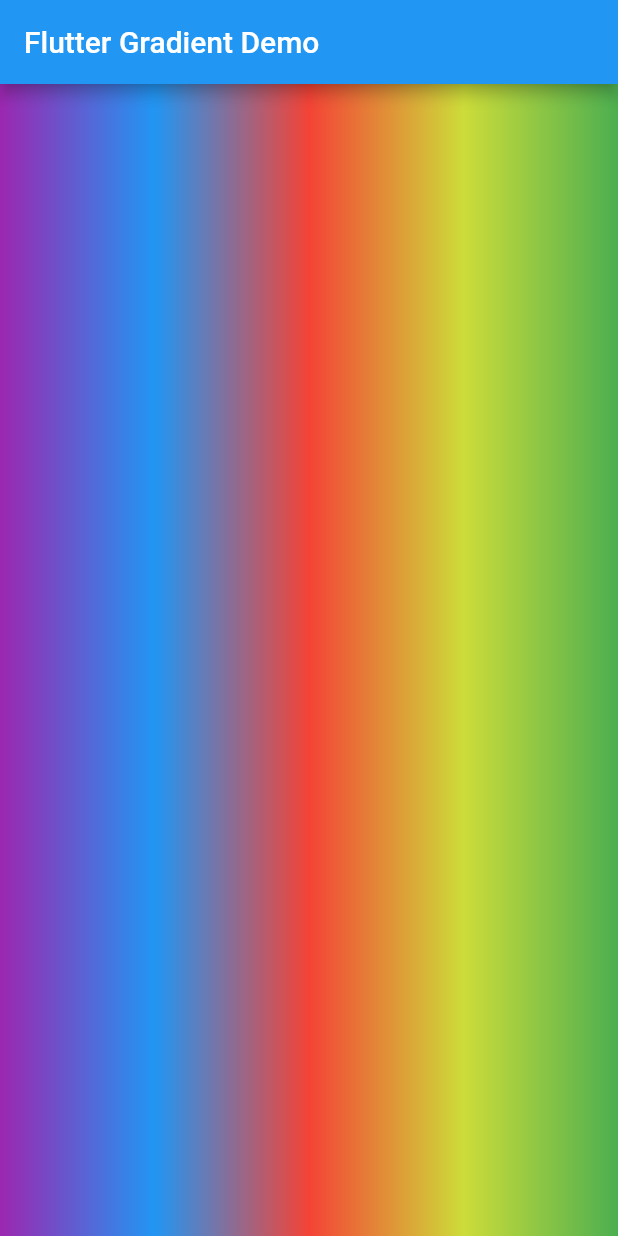
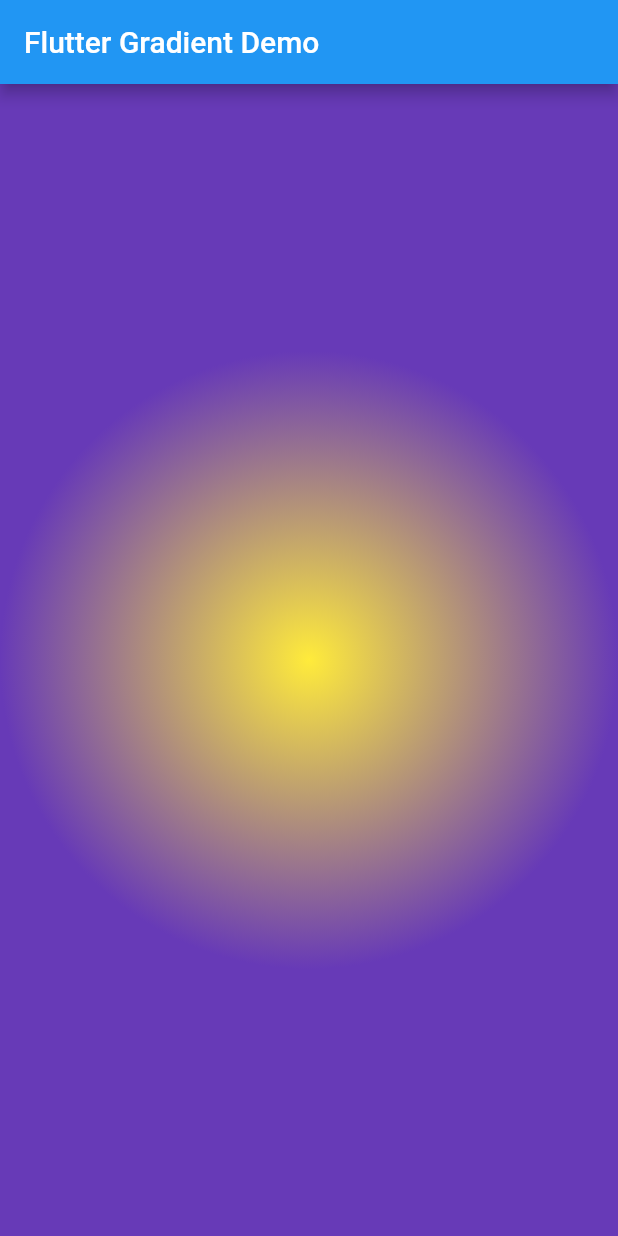
Before and after one commit to moniradiu/flutter, a Flutter app: the screen it shows after launch, on a phone screen of 412 x 824 dp. Run offline on Flutter 3.47's test engine with Material 2 defaults, Android fonts, the phone set to English and light mode, and no system bars.

```diff
--- a/lib/main.dart
+++ b/lib/main.dart
@@ -6,24 +6,20 @@ class MyApp extends StatelessWidget {
   @override
   Widget build(BuildContext context) {
     return MaterialApp(
-        title: 'Flutter Gradient Demo',
+        title: 'Flutter Radial Gradient Demo',
         home: Scaffold(
           appBar: AppBar(
             title: const Text('Flutter Gradient Demo'),
           ),
           body: Center(
-              child: Container(
-                  decoration: BoxDecoration(
-                      gradient: LinearGradient(
-                          begin: Alignment.centerLeft,
-                          end: Alignment.centerRight,
-                          colors: [
-                Colors.purple,
-                Colors.blue,
-                Colors.red,
-                Colors.lime,
-                Colors.green,
-              ])))),
+            child: Container(
+              decoration: BoxDecoration(
+                gradient: RadialGradient(
+                  colors: [Colors.yellow, Colors.deepPurple],
+                ),
+              ),
+            ),
+          ),
         ));
   }
 }
```
